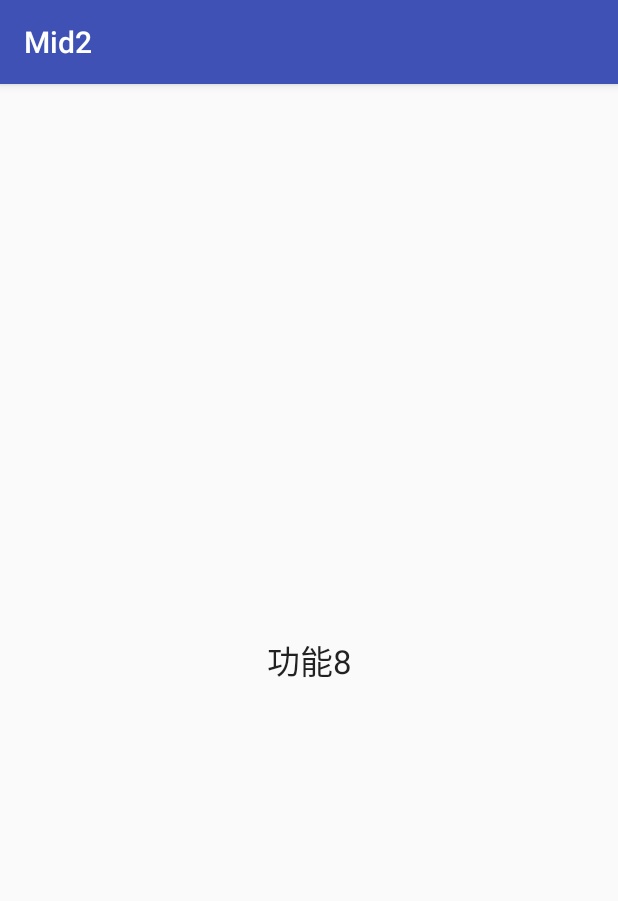
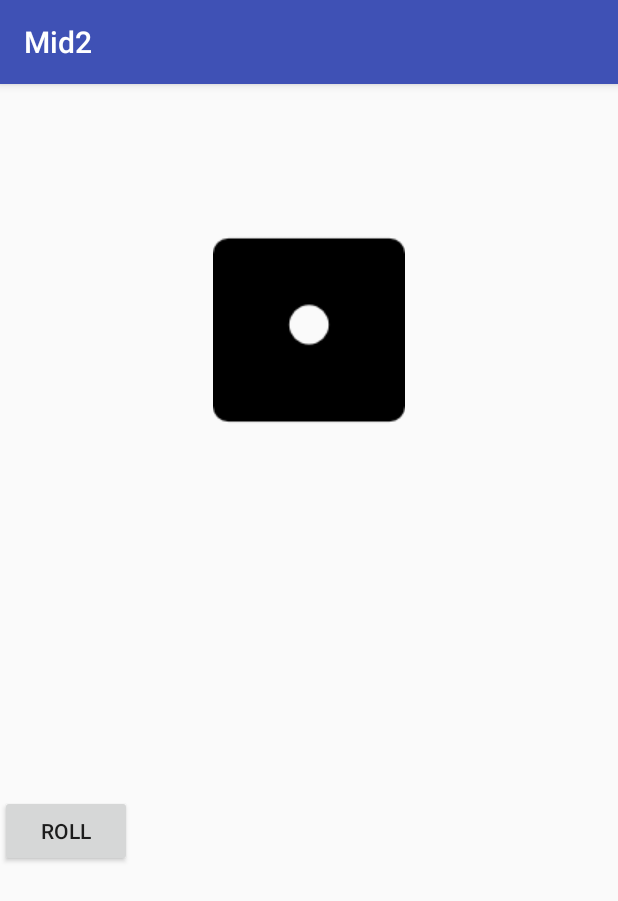
Before and after one commit to sungchian/Mid2, an Android app: the Func8Activity screen opened directly, with no data from a screen before it, on a phone screen of 412 x 824 dp. Shown: the top 901 px of the screen. Run offline under Robolectric (Android 15) with nearby library versions, the phone set to English and light mode, and no system bars.

Commit message:
ROLL THE DICE f

```diff
--- a/app/src/main/java/com/fju/mid2/Func1Activity.java
+++ b/app/src/main/java/com/fju/mid2/Func1Activity.java
@@ -16,14 +16,12 @@ public class Func1Activity extends AppCompatActivity {
         setContentView(R.layout.activity_func1);
     }
     public void roll(View view) {
-
-
         Random r = new Random();
         int i = r.nextInt(5) + 1;
         Button b1 = (Button) findViewById(R.id.b1);
         new AlertDialog.Builder(this)
                 .setTitle("結果！")
-                .setMessage("數值：" + r)
+                .setMessage("數值：" + i)
                 .setPositiveButton("ok", null)
                 .show();
     }
--- a/app/src/main/res/layout/activity_func8.xml
+++ b/app/src/main/res/layout/activity_func8.xml
@@ -6,18 +6,26 @@
     android:layout_height="match_parent"
     tools:context="com.fju.mid2.Func8Activity">
 
-    <TextView
-        android:id="@+id/textView8"
+    <ImageView
+        android:id="@+id/imageView"
+        android:layout_width="wrap_content"
+        android:layout_height="wrap_content"
+        android:layout_marginEnd="8dp"
+        android:layout_marginStart="8dp"
+        android:layout_marginTop="100dp"
+        app:layout_constraintEnd_toEndOf="parent"
+        app:layout_constraintStart_toStartOf="parent"
+        app:layout_constraintTop_toTopOf="parent"
+        app:srcCompat="@drawable/d1" />
+
+    <Button
+        android:id="@+id/button9"
         android:layout_width="wrap_content"
         android:layout_height="wrap_content"
         android:layout_marginBottom="8dp"
-        android:layout_marginLeft="8dp"
-        android:layout_marginRight="8dp"
         android:layout_marginTop="8dp"
-        android:text="功能8"
-        android:textAppearance="@style/TextAppearance.AppCompat.Large"
+        android:text="ROLL"
         app:layout_constraintBottom_toBottomOf="parent"
-        app:layout_constraintLeft_toLeftOf="parent"
-        app:layout_constraintRight_toRightOf="parent"
-        app:layout_constraintTop_toTopOf="parent" />
+        app:layout_constraintTop_toBottomOf="@+id/imageView"
+        tools:layout_editor_absoluteX="148dp" />
 </android.support.constraint.ConstraintLayout>
```
Also changed, not shown: app/src/main/java/com/fju/mid2/MainActivity.java (+6 -6 lines), app/src/main/res/layout/activity_func1.xml (+5 -2 lines).
